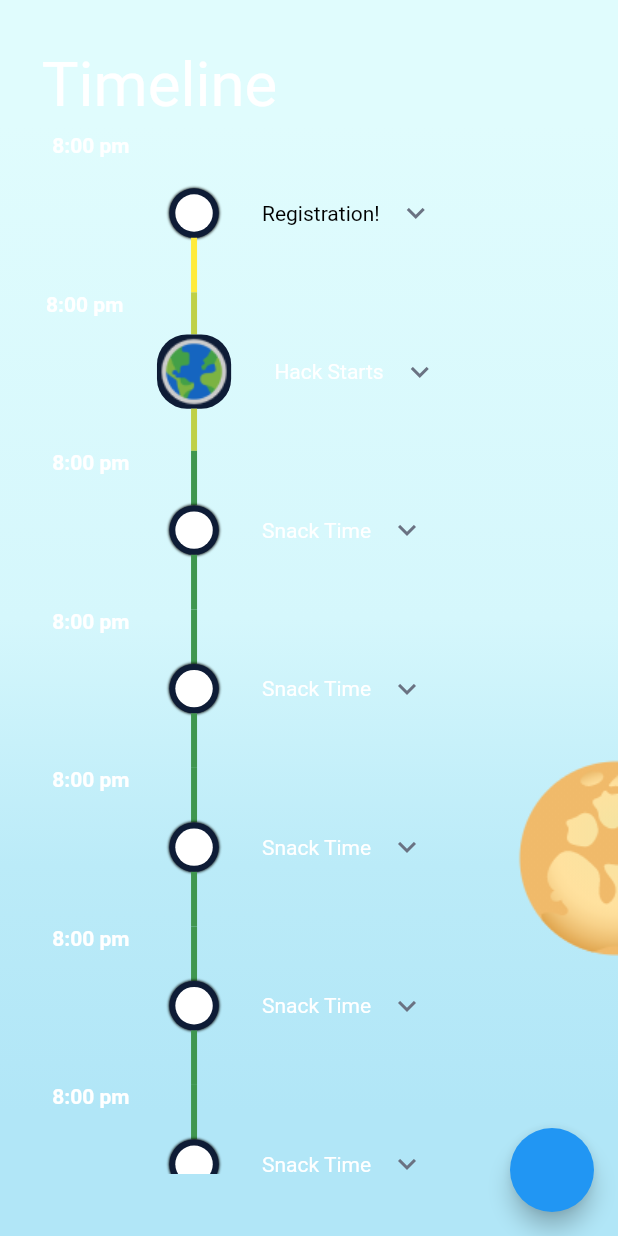
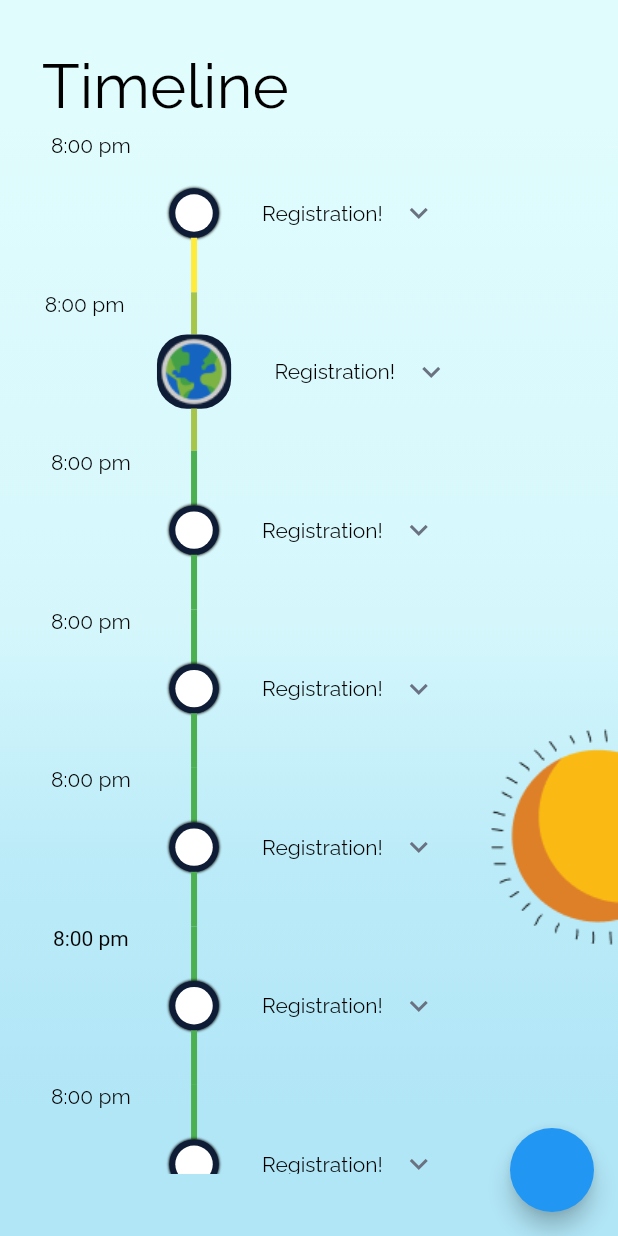
Before and after one commit to apoorvsingh2000/timeline_flutter, a Flutter app: the screen it shows after launch, on a phone screen of 412 x 824 dp. Run offline on Flutter 3.47's test engine with Material 2 defaults, Android fonts, the phone set to English and light mode, and no system bars; drawn by our look-alikes of timeline_tile; our stand-ins replace google_fonts.

Commit message:
Light and dark mode working

```diff
--- a/lib/constants.dart
+++ b/lib/constants.dart
@@ -1,14 +1,35 @@
 import 'package:flutter/material.dart';
+import 'package:google_fonts/google_fonts.dart';
 
 const textColorNight = Colors.white;
 const textColorDay = Colors.black;
 const darkBackground = Color(0xFF0E1C36);
 const lightBackground = Color(0xFFCCF2FA);
 const dropDownColor = Color(0xFF6A7282);
+const lightBackgroundGradient = LinearGradient(
+  begin: Alignment.topCenter,
+  end: Alignment.bottomCenter,
+  stops: [0.1, 0.5, 0.7, 0.9],
+  colors: [
+    Color(0xffE0FCFD),
+    Color(0xffD5F7FC),
+    Color(0xffBBEBF8),
+    Color(0xffB1E6F7),
+  ],
+);
+const darkBackgroundGradient = LinearGradient(
+  begin: Alignment.topCenter,
+  end: Alignment.bottomCenter,
+  stops: [1],
+  colors: [
+    Color(0xFF0E1C36),
+  ],
+);
 
 Widget indicatorImage = Image.asset('images/indicator.png');
 Widget earthImage = Image.asset('images/earth.png');
 Widget moonImage = Image.asset('images/moon.png');
+Widget sunImage = Image.asset('images/sun.png');
 
 double screenWidth(BuildContext context) => MediaQuery.of(context).size.width;
 double screenHeight(BuildContext context) => MediaQuery.of(context).size.height;
@@ -17,3 +38,9 @@ EdgeInsets tilePadding(BuildContext context) => EdgeInsets.only(
     left: screenWidth(context) * 0.07,
     top: screenWidth(context) * 0.07,
     bottom: screenWidth(context) * 0.07);
+
+TextStyle textStyle(BuildContext context, bool isDarkMode, bool isClicked) =>
+    GoogleFonts.raleway(
+        color: isDarkMode ? textColorNight : textColorDay,
+        // fontSize: screenWidth(context) * 0.1,
+        fontWeight: isClicked ? FontWeight.bold : null);
--- a/lib/screens/timeline_screen.dart
+++ b/lib/screens/timeline_screen.dart
@@ -1,8 +1,10 @@
 import 'package:flutter/material.dart';
 import 'package:flutter/widgets.dart';
+import 'package:google_fonts/google_fonts.dart';
 import 'package:timeline_tile/timeline_tile.dart';
 import 'package:equinox_21/constants.dart';
 import 'package:equinox_21/widgets/indicators.dart';
+// import 'package:flutter_svg/flutter_svg.dart';
 
 bool isClicked1 = false;
 bool isClicked2 = false;
@@ -24,17 +26,7 @@ class _TimelineScreenState extends State<TimelineScreen> {
   Widget build(BuildContext context) {
     return Container(
       decoration: BoxDecoration(
-        gradient: LinearGradient(
-          begin: Alignment.topCenter,
-          end: Alignment.bottomCenter,
-          stops: [0.1, 0.5, 0.7, 0.9],
-          colors: [
-            Color(0xffE0FCFD),
-            Color(0xffD5F7FC),
-            Color(0xffBBEBF8),
-            Color(0xffB1E6F7),
-          ],
-        ),
+        gradient: isDarkMode ? darkBackgroundGradient : lightBackgroundGradient,
       ),
       child: Scaffold(
         backgroundColor: Colors.transparent,
@@ -58,9 +50,10 @@ class _TimelineScreenState extends State<TimelineScreen> {
                   children: [
                     Text(
                       '\t\tTimeline',
-                      style: TextStyle(
-                          color: textColorNight,
-                          fontSize: screenWidth(context) * 0.1),
+                      style: GoogleFonts.raleway(
+                        color: isDarkMode ? textColorNight : textColorDay,
+                        fontSize: screenWidth(context) * 0.1,
+                      ),
                     ),
                     SizedBox(height: screenHeight(context) * 0.01),
                     Expanded(
@@ -84,11 +77,8 @@ class _TimelineScreenState extends State<TimelineScreen> {
                                     children: [
                                       Text(
                                         'Registration!',
-                                        style: TextStyle(
-                                          color: isDarkMode
-                                              ? textColorNight
-                                              : textColorDay,
-                                        ), //fontWeight:
+                                        style: textStyle(
+                                            context, isDarkMode, isClicked1),
                                       ),
                                       IconButton(
                                         onPressed: () {
@@ -106,7 +96,8 @@ class _TimelineScreenState extends State<TimelineScreen> {
                                   isClicked1 == true
                                       ? Text(
                                           'hemlo',
-                                          style: TextStyle(color: textColorNight),
+                                          style:
+                                              textStyle(context, isDarkMode, false),
                                         )
                                       : Container(),
                                 ],
@@ -116,9 +107,7 @@ class _TimelineScreenState extends State<TimelineScreen> {
                               child: Text(
                                 '8:00 pm',
                                 textAlign: TextAlign.center,
-                                style: TextStyle(
-                                    color: textColorNight,
-                                    fontWeight: FontWeight.bold),
+                                style: textStyle(context, isDarkMode, false),
                               ),
                             ),
                           ), //1
@@ -126,7 +115,7 @@ class _TimelineScreenState extends State<TimelineScreen> {
                             alignment: TimelineAlign.manual,
                             lineXY: 0.3,
                             beforeLineStyle: LineStyle(
-                              color: Color(0xffBFD046),
+                              color: Color(0xffA7C549),
                               thickness: 4,
                             ),
                             indicatorStyle: earthIndicator(context),
@@ -138,8 +127,9 @@ class _TimelineScreenState extends State<TimelineScreen> {
                                   Row(
                                     children: [
                                       Text(
-                                        'Hack Starts',
-                                        style: TextStyle(color: textColorNight),
+                                        'Registration!',
+                                        style: textStyle(
+                                            context, isDarkMode, isClicked2),
                                       ),
                                       IconButton(
                                         onPressed: () {
@@ -157,7 +147,8 @@ class _TimelineScreenState extends State<TimelineScreen> {
                                   isClicked2 == true
                                       ? Text(
                                           'hemlo',
-                                          style: TextStyle(color: textColorNight),
+                                          style:
+                                              textStyle(context, isDarkMode, false),
                                         )
                                       : Container(),
                                 ],
@@ -167,9 +158,7 @@ class _TimelineScreenState extends State<TimelineScreen> {
                               child: Text(
                                 '8:00 pm',
                                 textAlign: TextAlign.center,
-                                style: TextStyle(
-                                    color: textColorNight,
-                                    fontWeight: FontWeight.bold),
+                                style: textStyle(context, isDarkMode, false),
                               ),
                             ),
                           ), //2
@@ -177,11 +166,7 @@ class _TimelineScreenState extends State<TimelineScreen> {
                             alignment: TimelineAlign.manual,
                             lineXY: 0.3,
                             beforeLineStyle: LineStyle(
-                              color: Color(0xff3F964F),
-                              thickness: 4,
-                            ),
-                            afterLineStyle: LineStyle(
-                              color: Color(0xff3F964F),
+                              color: Colors.green,
                               thickness: 4,
                             ),
                             indicatorStyle: indicator(context),
@@ -193,8 +178,9 @@ class _TimelineScreenState extends State<TimelineScreen> {
                                   Row(
                                     children: [
                                       Text(
-                                        'Snack Time',
-                                        style: TextStyle(color: textColorNight),
+                                        'Registration!',
+                                        style: textStyle(
+                                            context, isDarkMode, isClicked3),
                                       ),
                                       IconButton(
                                         onPressed: () {
@@ -212,7 +198,8 @@ class _TimelineScreenState extends State<TimelineScreen> {
                                   isClicked3 == true
                                       ? Text(
                                           'hemlo',
-                                          style: TextStyle(color: textColorNight),
+                                          style:
+                                              textStyle(context, isDarkMode, false),
                                         )
                                       : Container(),
                                 ],
@@ -222,9 +209,7 @@ class _TimelineScreenState extends State<TimelineScreen> {
                               child: Text(
                                 '8:00 pm',
                                 textAlign: TextAlign.center,
-                                style: TextStyle(
-                                    color: textColorNight,
-                                    fontWeight: FontWeight.bold),
+                                style: textStyle(context, isDarkMode, false),
                               ),
                             ),
                           ), //3
@@ -232,11 +217,7 @@ class _TimelineScreenState extends State<TimelineScreen> {
                             alignment: TimelineAlign.manual,
                             lineXY: 0.3,
                             beforeLineStyle: LineStyle(
-                              color: Color(0xff3F964F),
-                              thickness: 4,
-                            ),
-                            afterLineStyle: LineStyle(
-                              color: Color(0xff3F964F),
+                              color: Colors.green,
                               thickness: 4,
                             ),
                             indicatorStyle: indicator(context),
@@ -248,8 +229,9 @@ class _TimelineScreenState extends State<TimelineScreen> {
                                   Row(
                                     children: [
                                       Text(
-                                        'Snack Time',
-                                        style: TextStyle(color: textColorNight),
+                                        'Registration!',
+                                        style: textStyle(
+                                            context, isDarkMode, isClicked4),
                                       ),
                                       IconButton(
                                         onPressed: () {
@@ -267,31 +249,24 @@ class _TimelineScreenState extends State<TimelineScreen> {
                                   isClicked4 == true
                                       ? Text(
                                           'hemlo',
-                                          style: TextStyle(color: textColorNight),
+                                          style:
+                                              textStyle(context, isDarkMode, false),
                                         )
                                       : Container(),
                                 ],
                               ),
                             ),
                             startChild: Container(
-                              child: Text(
-                                '8:00 pm',
-                                textAlign: TextAlign.center,
-                                style: TextStyle(
-                                    color: textColorNight,
-                                    fontWeight: FontWeight.bold),
-                              ),
+                              child: Text('8:00 pm',
+                                  textAlign: TextAlign.center,
+                                  style: textStyle(context, isDarkMode, false)),
                             ),
                           ), //4
                           TimelineTile(
                             alignment: TimelineAlign.manual,
                             lineXY: 0.3,
                             beforeLineStyle: LineStyle(
-                              color: Color(0xff3F964F),
-                              thickness: 4,
-                            ),
-                            afterLineStyle: LineStyle(
-                              color: Color(0xff3F964F),
+                              color: Colors.green,
                               thickness: 4,
                             ),
                             indicatorStyle: indicator(context),
@@ -303,8 +278,9 @@ class _TimelineScreenState extends State<TimelineScreen> {
                                   Row(
                                     children: [
                                       Text(
-                                        'Snack Time',
-                                        style: TextStyle(color: textColorNight),
+                                        'Registration!',
+                                        style: textStyle(
+                                            context, isDarkMode, isClicked5),
                                       ),
                                       IconButton(
                                         onPressed: () {
@@ -322,7 +298,8 @@ class _TimelineScreenState extends State<TimelineScreen> {
                                   isClicked5 == true
                                       ? Text(
                                           'hemlo',
-                                          style: TextStyle(color: textColorNight),
+                                          style:
+                                              textStyle(context, isDarkMode, false),
                                         )
                                       : Container(),
                                 ],
@@ -332,9 +309,7 @@ class _TimelineScreenState extends State<TimelineScreen> {
                               child: Text(
                                 '8:00 pm',
                                 textAlign: TextAlign.center,
-                                style: TextStyle(
-                                    color: textColorNight,
-                                    fontWeight: FontWeight.bold),
+                                style: textStyle(context, isDarkMode, false),
                               ),
                             ),
                           ), //5
@@ -342,11 +317,7 @@ class _TimelineScreenState extends State<TimelineScreen> {
                             alignment: TimelineAlign.manual,
                             lineXY: 0.3,
                             beforeLineStyle: LineStyle(
-                              color: Color(0xff3F964F),
-                              thickness: 4,
-                            ),
-                            afterLineStyle: LineStyle(
-                              color: Color(0xff3F964F),
+                              color: Colors.green,
                               thickness: 4,
                             ),
                             indicatorStyle: indicator(context),
@@ -358,8 +329,9 @@ class _TimelineScreenState extends State<TimelineScreen> {
                                   Row(
                                     children: [
                                       Text(
-                                        'Snack Time',
-                                        style: TextStyle(color: textColorNight),
+                                        'Registration!',
+                                        style: textStyle(
+                                            context, isDarkMode, isClicked6),
                                       ),
                                       IconButton(
                                         onPressed: () {
@@ -377,7 +349,8 @@ class _TimelineScreenState extends State<TimelineScreen> {
                                   isClicked6 == true
                                       ? Text(
                                           'hemlo',
-                                          style: TextStyle(color: textColorNight),
+                                          style:
+                                              textStyle(context, isDarkMode, false),
                                         )
                                       : Container(),
                                 ],
@@ -388,8 +361,8 @@ class _TimelineScreenState extends State<TimelineScreen> {
                                 '8:00 pm',
                                 textAlign: TextAlign.center,
                                 style: TextStyle(
-                                    color: textColorNight,
-                                    fontWeight: FontWeight.bold),
+                                  color: isDarkMode ? textColorNight : textColorDay,
+                                ),
                               ),
                             ),
                           ), //6
@@ -397,11 +370,7 @@ class _TimelineScreenState extends State<TimelineScreen> {
                             alignment: TimelineAlign.manual,
                             lineXY: 0.3,
                             beforeLineStyle: LineStyle(
-                              color: Color(0xff3F964F),
-                              thickness: 4,
-                            ),
-                            afterLineStyle: LineStyle(
-                              color: Color(0xff3F964F),
+                              color: Colors.green,
                               thickness: 4,
                             ),
                             indicatorStyle: indicator(context),
@@ -412,10 +381,9 @@ class _TimelineScreenState extends State<TimelineScreen> {
                                 children: [
                                   Row(
                                     children: [
-                                      Text(
-                                        'Snack Time',
-                                        style: TextStyle(color: textColorNight),
-                                      ),
+                                      Text('Registration!',
+                                          style: textStyle(
+                                              context, isDarkMode, isClicked7)),
                                       IconButton(
                                         onPressed: () {
                                           setState(() {
@@ -432,7 +400,8 @@ class _TimelineScreenState extends State<TimelineScreen> {
                                   isClicked7 == true
                                       ? Text(
                                           'hemlo',
-                                          style: TextStyle(color: textColorNight),
+                                          style:
+                                              textStyle(context, isDarkMode, false),
                                         )
                                       : Container(),
                                 ],
@@ -442,9 +411,7 @@ class _TimelineScreenState extends State<TimelineScreen> {
                               child: Text(
                                 '8:00 pm',
                                 textAlign: TextAlign.center,
-                                style: TextStyle(
-                                    color: textColorNight,
-                                    fontWeight: FontWeight.bold),
+                                style: textStyle(context, isDarkMode, false),
                               ),
                             ),
                           ), //7
@@ -456,7 +423,7 @@ class _TimelineScreenState extends State<TimelineScreen> {
                 Positioned(
                   top: screenHeight(context) * 0.55,
                   right: 0.0,
-                  child: moonImage,
+                  child: isDarkMode ? moonImage : sunImage,
                 ),
               ],
             ),
--- a/pubspec.yaml
+++ b/pubspec.yaml
@@ -13,6 +13,7 @@ dependencies:
   cupertino_icons: ^0.1.3
   timeline_tile: ^1.0.0
   google_fonts: ^1.1.0
+  flutter_svg:
 
 dev_dependencies:
   flutter_test:
```
Also changed, not shown: pubspec.lock.
